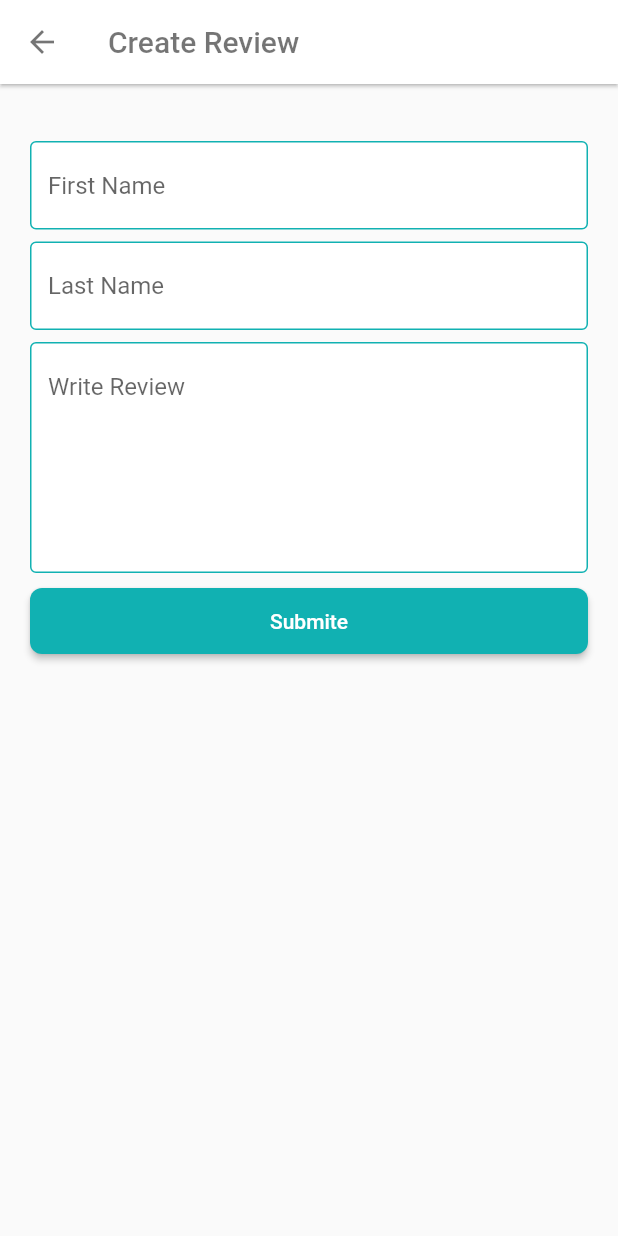
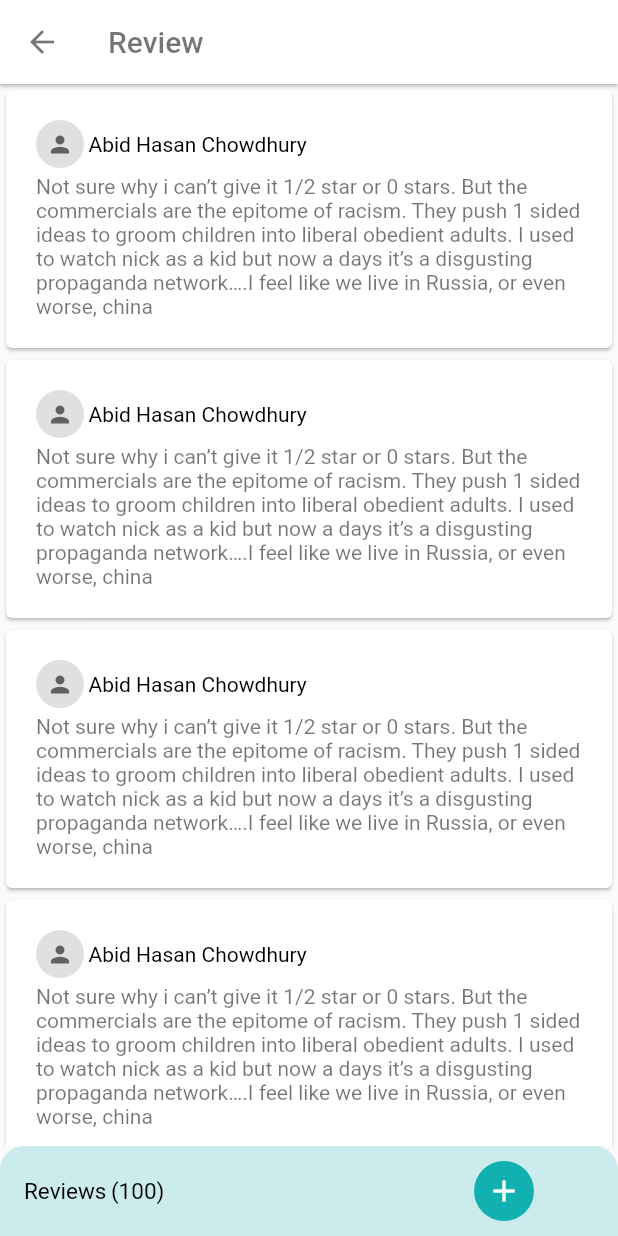
Before and after one commit to Abid-hc/Ecommerce_project, a Flutter app: the ProductDetailsScreen screen opened directly, after a tap on "Reviews", on a phone screen of 412 x 824 dp. Run offline on Flutter 3.47's test engine with Material 2 defaults, Android fonts, the phone set to English and light mode, and no system bars; our stand-ins replace carousel_slider, flutter_svg, get, pin_code_fields.

Commit message:
All screen ui done

```diff
--- a/lib/screens/product_details_screen.dart
+++ b/lib/screens/product_details_screen.dart
@@ -1,3 +1,4 @@
+import 'package:ecommerce_project/screens/review_screen.dart';
 import 'package:ecommerce_project/utilitys/widgets/inc_dce_from_filed.dart';
 import 'package:flutter/material.dart';
 import '../utilitys/Appcolors.dart';
@@ -61,7 +62,7 @@ class _ProductDetailsScreenState extends State<ProductDetailsScreen> {
                             Text("4.5"),
                             const SizedBox(width: 8,),
                             TextButton(onPressed: (){
-                              Navigator.push(context, MaterialPageRoute(builder: (context)=>CreateReviewScreen()));
+                              Navigator.push(context, MaterialPageRoute(builder: (context)=>ReviewScreen()));
                             }, child: Text("Reviews",style: TextStyle(
                               color:  AppColors.PrimaryColor
                             ),)),
--- /dev/null
+++ b/lib/screens/review_screen.dart
@@ -0,0 +1,113 @@
+import 'package:flutter/material.dart';
+
+import '../utilitys/Appcolors.dart';
+import 'create_review_screen.dart';
+
+class ReviewScreen extends StatefulWidget {
+  const ReviewScreen({Key? key}) : super(key: key);
+
+  @override
+  State<ReviewScreen> createState() => _ReviewScreenState();
+}
+
+class _ReviewScreenState extends State<ReviewScreen> {
+  @override
+  Widget build(BuildContext context) {
+    return Scaffold(
+      appBar: AppBar(
+        backgroundColor: Colors.white,
+        elevation: 1,
+        title: Text("Review",style: TextStyle(color: Colors.black54),),
+        leading: BackButton(color: Colors.black54,),
+      ),
+      body: Column(
+        children: [
+          Expanded(
+            child: ListView.builder(
+                itemCount: 5,
+                itemBuilder: (context,index) {
+                  return Card(
+                    child: Padding(
+                      padding: const EdgeInsets.all(20.0),
+                      child: Column(
+                        children: [
+                          Row(
+                            children: [
+                              CircleAvatar(
+                                backgroundColor: Colors.grey.shade300,
+                                radius: 16,
+                                child: Icon(Icons.person,
+                                  color: Colors.grey.shade700,
+                                  size: 18,
+                                ),
+                              ),
+                              const SizedBox(width: 3,),
+                              Text("Abid Hasan Chowdhury",style: TextStyle(color: Colors.black),)
+                            ],
+                          ),
+                          const SizedBox(height: 4,),
+                          Text('''Not sure why i can’t give it 1/2 star or 0 stars. But the commercials are the epitome of racism. They push 1 sided ideas to groom children into liberal obedient adults. I used to watch nick as a kid but now a days it’s a disgusting propaganda network….I feel like we live in Russia, or even worse, china ''',
+                            style: TextStyle(color: Colors.black54),)
+                        ],
+                      ),
+                    ),
+                  );
+
+            }
+            ),
+          ),
+          Container(
+            padding: EdgeInsets.symmetric(horizontal: 16,vertical: 10),
+            decoration: BoxDecoration(
+                color: AppColors.PrimaryColor.withOpacity(0.20),
+                borderRadius: BorderRadius.only(
+                  topLeft: Radius.circular(16),
+                  topRight: Radius.circular(16),
+
+                )
+            ),
+            child: Row(
+              mainAxisAlignment: MainAxisAlignment.spaceBetween,
+              children: [
+                Row(
+                  crossAxisAlignment: CrossAxisAlignment.start,
+                  children: [
+                    Text("Reviews",style:TextStyle(
+                        color: Colors.black,
+                        fontSize: 15
+                    ) ,
+                    ),
+                    SizedBox(width: 3,),
+                    Text("(100)",style:TextStyle(
+                        color: Colors.black,
+                        fontSize: 15,
+
+                    ) ,
+                    ),
+
+
+                  ],
+                ),
+
+                SizedBox(
+                  width: 120,
+                  child: CircleAvatar(
+                    backgroundColor: AppColors.PrimaryColor,
+                    child: InkWell(
+                      onTap: (){
+                        Navigator.push(context, MaterialPageRoute(builder:(context)=>CreateReviewScreen()));
+                      },
+                      child: Icon(Icons.add,color: Colors.white,),
+                    ),
+                  ),
+
+                ),
+
+              ],
+            ),
+          )
+        ],
+      ),
+    );
+  }
+}
```
